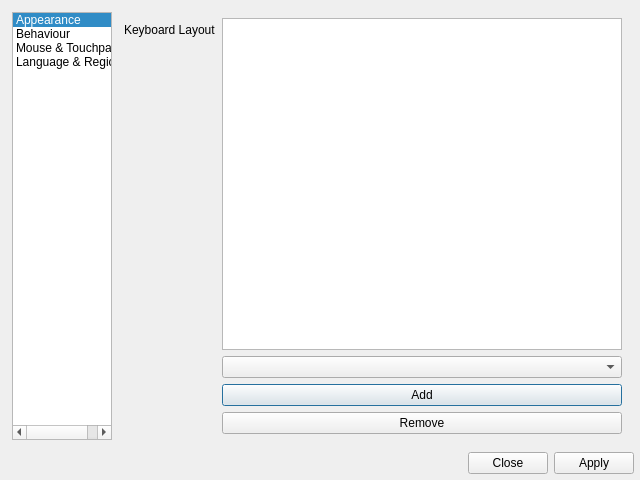
labwc/labwc-tweaks, file src/maindialog.ui: the form before one commit.
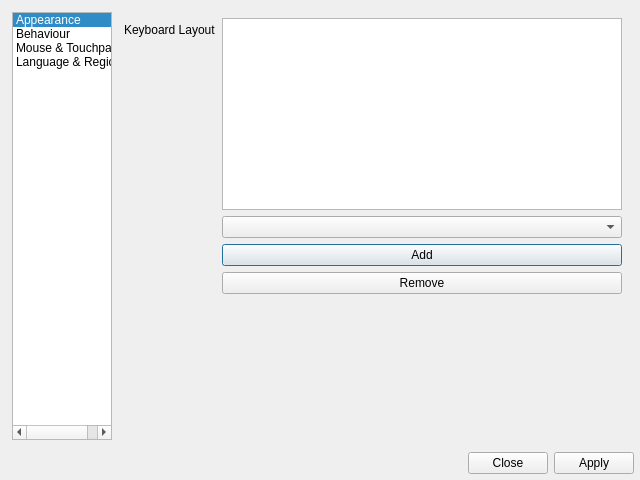
The form after the commit. The open tabs and pages were chosen to show the change. Icons and pictures are not drawn.

Commit message: ui: add vertical spacer under layout buttons

Patch:
```diff
--- a/src/maindialog.ui
+++ b/src/maindialog.ui
@@ -249,6 +249,19 @@
               </property>
              </widget>
             </item>
+            <item>
+             <spacer name="verticalSpacer">
+              <property name="orientation">
+               <enum>Qt::Orientation::Vertical</enum>
+              </property>
+              <property name="sizeHint" stdset="0">
+               <size>
+                <width>20</width>
+                <height>40</height>
+               </size>
+              </property>
+             </spacer>
+            </item>
            </layout>
           </item>
          </layout>
```
